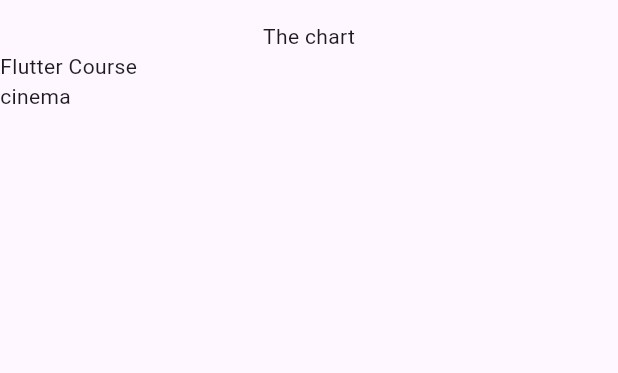
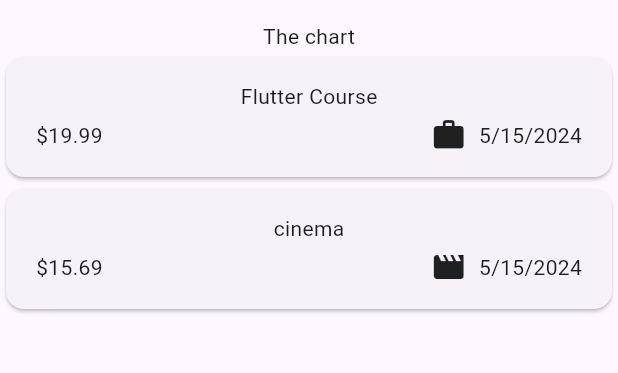
Before and after one commit to namansharma05/expense_tracker_app, a Flutter app: the screen it shows after launch, on a phone screen of 412 x 824 dp, the part 63-436 px from its top. Run offline on Flutter 3.47's test engine with Material 3 defaults, Android fonts, the phone set to English and light mode, and no system bars.

Commit message:
styled the expense list using card widget and used dynamic category icons

```diff
--- a/lib/main.dart
+++ b/lib/main.dart
@@ -1,4 +1,4 @@
-import 'package:expense_tracker_app/expenses.dart';
+import 'package:expense_tracker_app/widgets/expenses.dart';
 import 'package:flutter/material.dart';
 
 void main() {
--- a/lib/models/expense.dart
+++ b/lib/models/expense.dart
@@ -1,8 +1,19 @@
+import 'package:flutter/material.dart';
 import 'package:uuid/uuid.dart';
+import 'package:intl/intl.dart';
+
+final formatter = DateFormat.yMd();
 
 const uuid = Uuid();
 
 enum Category { food, travel, leisure, work }
+
+const categoryIcons = {
+  Category.food: Icons.lunch_dining,
+  Category.travel: Icons.flight_takeoff,
+  Category.leisure: Icons.movie,
+  Category.work: Icons.work,
+};
 
 class Expense {
   Expense(
@@ -17,4 +28,8 @@ class Expense {
   final double amount;
   final DateTime date;
   final Category category;
+
+  String get formattedDate {
+    return formatter.format(date);
+  }
 }
--- a/lib/expenses.dart
+++ b/lib/widgets/expenses.dart
@@ -1,7 +1,6 @@
-import 'package:expense_tracker_app/expenses_list.dart';
+import 'package:expense_tracker_app/widgets/expenses_list/expenses_list.dart';
 import 'package:expense_tracker_app/models/expense.dart';
 import 'package:flutter/material.dart';
-import 'package:flutter/widgets.dart';
 
 class Expenses extends StatefulWidget {
   const Expenses({super.key});
--- /dev/null
+++ b/lib/widgets/expenses_list/expense_item.dart
@@ -0,0 +1,46 @@
+import 'package:expense_tracker_app/models/expense.dart';
+import 'package:flutter/material.dart';
+
+class ExpenseItem extends StatelessWidget {
+  const ExpenseItem(this.expense, {super.key});
+  final Expense expense;
+
+  @override
+  Widget build(BuildContext context) {
+    return Card(
+      child: Padding(
+        padding: const EdgeInsets.symmetric(
+          horizontal: 20,
+          vertical: 16,
+        ),
+        child: Column(
+          children: [
+            Text(expense.title),
+            const SizedBox(
+              height: 4,
+            ),
+            Row(
+              children: [
+                Text(
+                  '\$${expense.amount.toStringAsFixed(2)}',
+                ),
+                const Spacer(),
+                Row(
+                  children: [
+                    Icon(categoryIcons[expense.category]),
+                    const SizedBox(
+                      width: 8,
+                    ),
+                    Text(
+                      expense.formattedDate,
+                    ),
+                  ],
+                ),
+              ],
+            ),
+          ],
+        ),
+      ),
+    );
+  }
+}
--- a/lib/expenses_list.dart
+++ b/lib/widgets/expenses_list/expenses_list.dart
@@ -1,4 +1,5 @@
 import 'package:expense_tracker_app/models/expense.dart';
+import 'package:expense_tracker_app/widgets/expenses_list/expense_item.dart';
 import 'package:flutter/material.dart';
 
 class ExpensesList extends StatelessWidget {
@@ -8,7 +9,7 @@ class ExpensesList extends StatelessWidget {
   Widget build(BuildContext context) {
     return ListView.builder(
       itemCount: expenses.length,
-      itemBuilder: (context, index) => Text(expenses[index].title),
+      itemBuilder: (context, index) => ExpenseItem(expenses[index]),
     );
   }
 }
--- a/pubspec.yaml
+++ b/pubspec.yaml
@@ -36,6 +36,7 @@ dependencies:
   # Use with the CupertinoIcons class for iOS style icons.
   cupertino_icons: ^1.0.6
   uuid: ^4.4.0
+  intl: ^0.19.0
 
 dev_dependencies:
   flutter_test:
```
Also changed, not shown: pubspec.lock.
